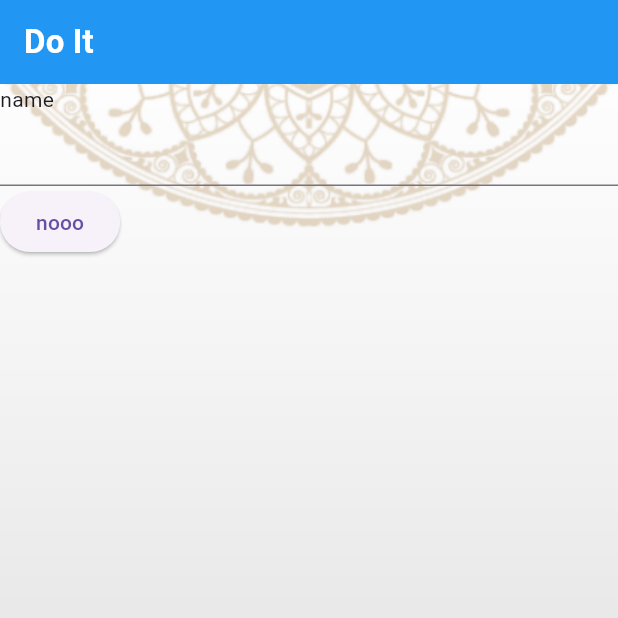
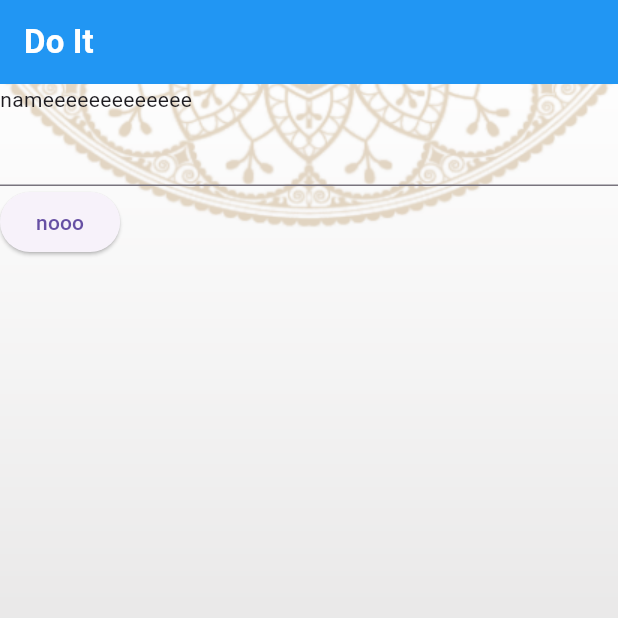
Before and after one commit to abdullahnagy/test1, a Flutter app: the screen it shows after launch, on a phone screen of 412 x 824 dp, the top half of it. Run offline on Flutter 3.47's test engine with Material 3 defaults, Android fonts, the phone set to English and light mode, and no system bars.

Commit message:
+ nameeeeeeee

```diff
--- a/lib/ui/auth/register/register_screen.dart
+++ b/lib/ui/auth/register/register_screen.dart
@@ -19,7 +19,7 @@ static const String routename="registerScreen";
         Column(
           crossAxisAlignment: CrossAxisAlignment.start,
           children: [
-            Text("name",),
+            Text("nameeeeeeeeeeeee",),
             TextFormField(),
 ElevatedButton(onPressed: (){
   Navigator.push(context, MaterialPageRoute(builder: (context) => Scaffold(body: Text("hiiiiiiiii"),),));
```
